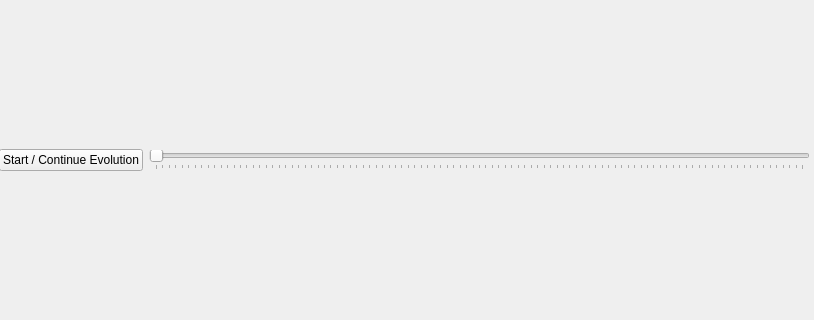
Before: the Qt Designer form QtEvoPic.ui in jeroenvlek/evopic, drawn with Qt 5; both pictures show x 0 to 814 and y 115 to 435 of the 814 by 596 pixel window.
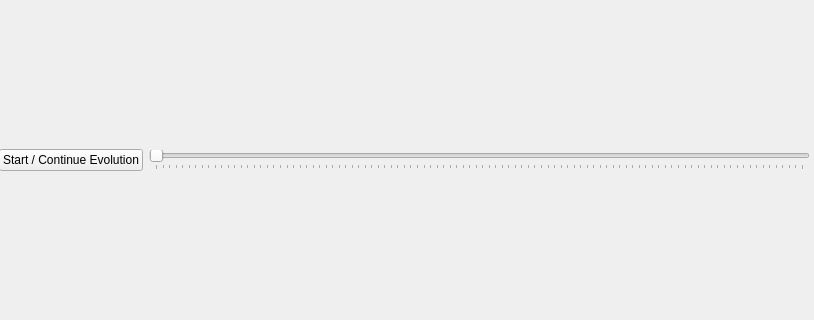
After: the same form once the commit is applied.

Commit message: * Made slider value start at 1

```diff
--- a/QtEvoPic.ui
+++ b/QtEvoPic.ui
@@ -56,6 +56,9 @@
        </item>
        <item>
         <widget class="QSlider" name="mutationIntervalSlider">
+         <property name="minimum">
+          <number>1</number>
+         </property>
          <property name="maximum">
           <number>100</number>
          </property>
```
The commit also changes 2 other files.
